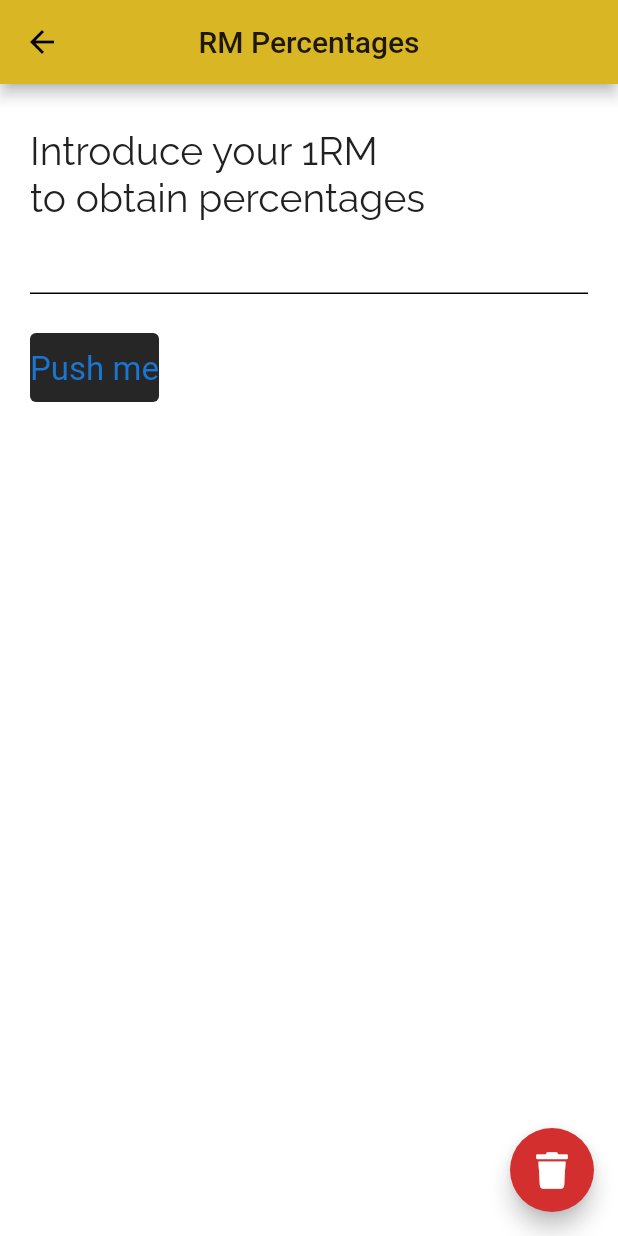
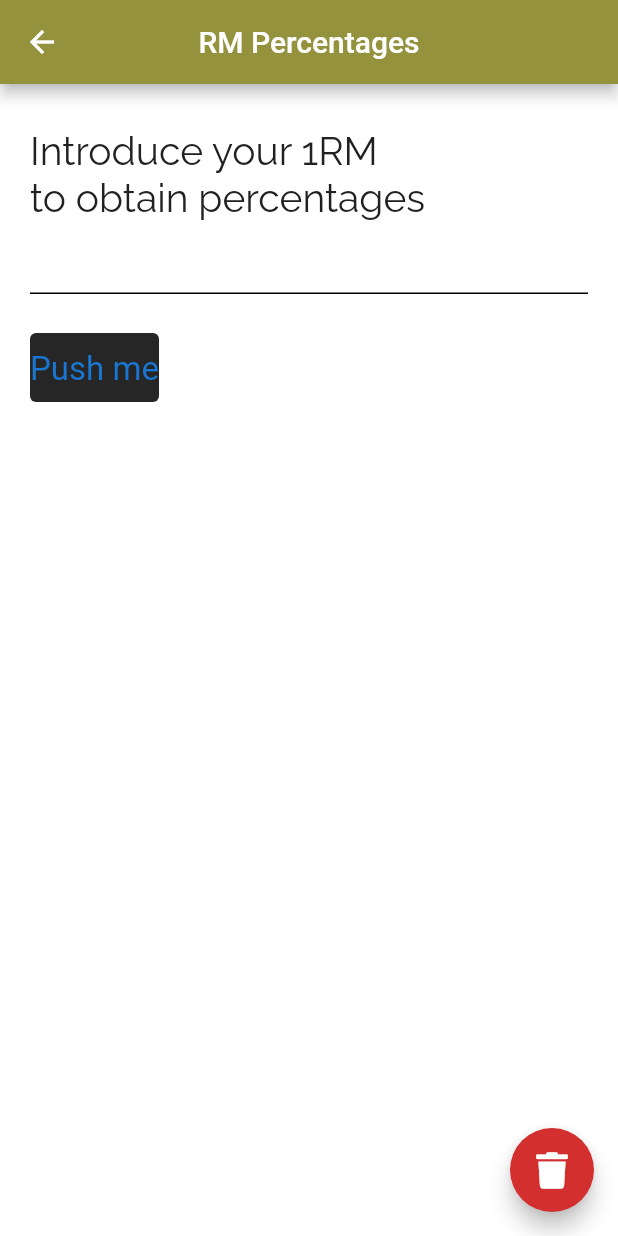
Before and after one commit to KmZSirio/portfolio_flutter, a Flutter app: the RMPercentagesScreen screen opened by its route, on a phone screen of 412 x 824 dp. Run offline on Flutter 3.47's test engine with Material 2 defaults, Android fonts, the phone set to English and light mode, and no system bars; our stand-ins replace animate_do, flutter_bloc, fluttertoast, font_awesome_flutter, google_fonts, shared_preferences and 1 more; missing offline and left inert: flutter_card_swipper; accounts and stored records are empty.

Commit message:
Light/Dark on movies ready, improvements on theme.dart

```diff
--- a/lib/main/core/theme.dart
+++ b/lib/main/core/theme.dart
@@ -35,15 +35,31 @@ class AppTheme {
     scaffoldBackgroundColor: AppColors.white,
     buttonColor: AppColors.dark,
     dividerColor: AppColors.lighterDark,
-    primaryColor: AppColors.darkerYellow,
+    primaryColor: AppColors.sirioG,
     accentColor: AppColors.sirioR,
     cardColor: AppColors.lighterDark,
     errorColor: AppColors.red,
     canvasColor: AppColors.whiteMid,
 
+    colorScheme: ColorScheme(
+      brightness: Brightness.light,
+      background: AppColors.white,
+      error: AppColors.red,
+      onBackground: AppColors.dark,
+      onError: AppColors.white,
+      onPrimary: AppColors.white,
+      onSecondary: AppColors.white,
+      onSurface: AppColors.darkMid,
+      primary: AppColors.darkMid,
+      primaryVariant: AppColors.dark,
+      secondary: AppColors.whiteMid,
+      secondaryVariant: AppColors.white,
+      surface: AppColors.lighterDark,
+    ),
+
     textTheme: GoogleFonts.ralewayTextTheme().apply(
       displayColor: AppColors.dark,
-      bodyColor: AppColors.white,
+      bodyColor: AppColors.dark,
     ),
 
     textButtonTheme: TextButtonThemeData(
@@ -73,24 +89,44 @@ class AppTheme {
       foregroundColor: Colors.white
     ),
 
-    // bottomNavigationBarTheme: BottomNavigationBarThemeData(
-    //   color
-    // ),
+    switchTheme: SwitchThemeData(
+      thumbColor: MaterialStateProperty.all( AppColors.darkerWhite ),
+      trackColor: MaterialStateProperty.all( AppColors.white ),
+    ),
   );
+
+  //* displayColor:  hl1, 2, 3, 4 and caption.
+  //* bodyColor:     remaining
 
   static final darkTheme = ThemeData(
     scaffoldBackgroundColor: AppColors.dark,
     buttonColor: AppColors.white,
     dividerColor: AppColors.darkerWhite,
-    primaryColor: AppColors.yellow,
+    primaryColor: AppColors.sirioG,
     accentColor: AppColors.sirioR,
     cardColor: AppColors.darkerWhite,
     errorColor: AppColors.red,
     canvasColor: AppColors.darkMid,
 
+    colorScheme: ColorScheme(
+      brightness: Brightness.dark,
+      background: AppColors.white,
+      error: AppColors.red,
+      onBackground: AppColors.dark,
+      onError: AppColors.white,
+      onPrimary: AppColors.white,
+      onSecondary: AppColors.white,
+      onSurface: AppColors.darkMid,
+      primary: AppColors.darkMid,
+      primaryVariant: AppColors.dark,
+      secondary: AppColors.whiteMid,
+      secondaryVariant: AppColors.white,
+      surface: AppColors.whiteMid,
+    ),
+
     textTheme: GoogleFonts.ralewayTextTheme().apply(
       displayColor: AppColors.white,
-      bodyColor: AppColors.dark,
+      bodyColor: AppColors.white,
     ),
 
     textButtonTheme: TextButtonThemeData(
@@ -120,6 +156,11 @@ class AppTheme {
       backgroundColor: Colors.red[700],
       foregroundColor: Colors.white
     ),
+
+    switchTheme: SwitchThemeData(
+      thumbColor: MaterialStateProperty.all( AppColors.sirioR ),
+      trackColor: MaterialStateProperty.all( AppColors.sirioR.withOpacity(0.7) ),
+    ),
   );
 
 }
--- a/lib/main/tmdb/widgets/casting_cards.dart
+++ b/lib/main/tmdb/widgets/casting_cards.dart
@@ -76,6 +76,7 @@ class _CastCard extends StatelessWidget {
           ),
           SizedBox( height: 4 ),
           Text( cast.name,
+            style: TextStyle( color: Theme.of(context).textTheme.caption!.color ),
             maxLines: 2,
             overflow: TextOverflow.ellipsis,
             textAlign: TextAlign.center,
@@ -84,7 +85,7 @@ class _CastCard extends StatelessWidget {
             overflow: TextOverflow.ellipsis,
             maxLines: 2,
             textAlign: TextAlign.center,
-            style: TextStyle( color: Colors.red[800] ),
+            style: TextStyle( color: Theme.of(context).primaryColor ),
           )
 
         ]
--- a/lib/main/ui/main/home_screen.dart
+++ b/lib/main/ui/main/home_screen.dart
@@ -2,8 +2,6 @@ import 'package:animate_do/animate_do.dart';
 import 'package:flutter/material.dart';
 import 'package:font_awesome_flutter/font_awesome_flutter.dart';
 import 'package:portfolio_flutter/main/common_widgets/fat_button.dart';
-import 'package:portfolio_flutter/main/tmdb/providers/movies_provider.dart';
-import 'package:provider/provider.dart';
 
 import 'settings/settings_screen.dart';
 
--- a/lib/main/ui/main/settings/settings_screen.dart
+++ b/lib/main/ui/main/settings/settings_screen.dart
@@ -61,7 +61,8 @@ class SettingsScreen extends StatelessWidget {
             context.read<AppThemeCubit>().updateTheme( value );
           },
           title: Text(
-            "Dark Mode"
+            "Dark Mode",
+            style: TextStyle( color: Theme.of(context).scaffoldBackgroundColor, fontSize: 18 ),
           ),
         );
       }),
```
Also changed, not shown: lib/main/tmdb/screens/details_screen.dart (+19 -4 lines), lib/main/tmdb/screens/tmdb_home_screen.dart (+7 -1 lines), lib/main/tmdb/search/search_delegate.dart (+12 -6 lines), lib/main/tmdb/widgets/movie_slider.dart (+6 -2 lines).
